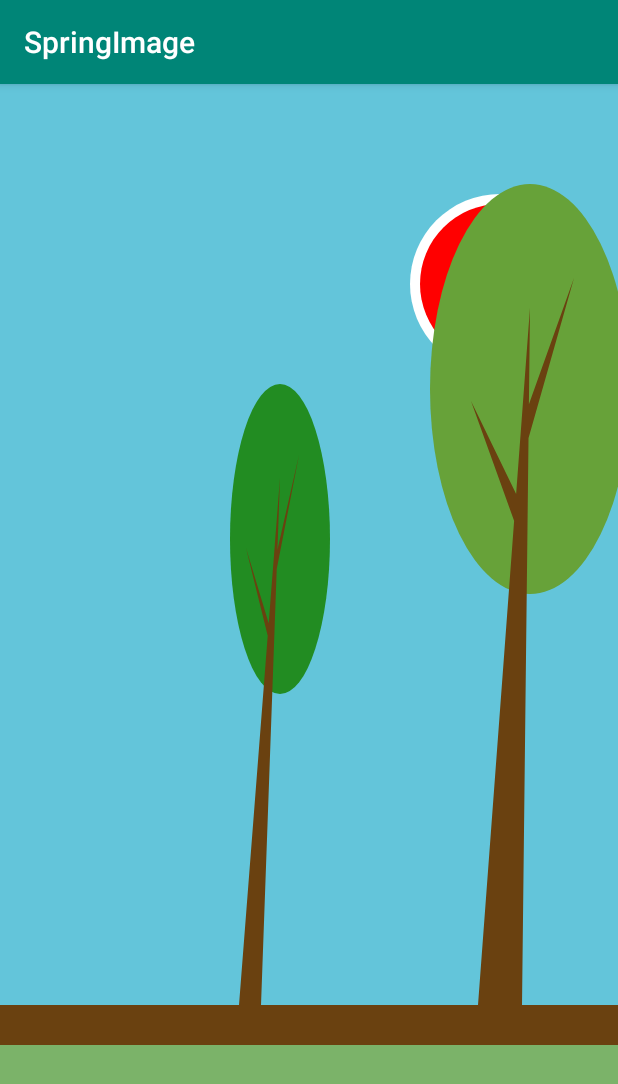
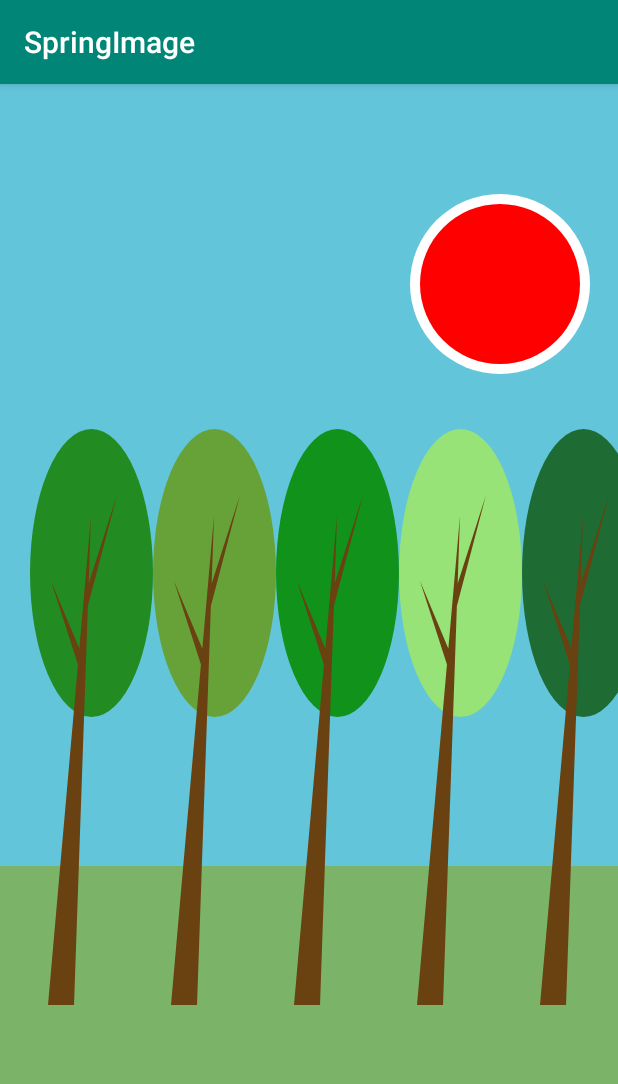
Before and after one commit to jho099/SpringImage, an Android app: the screen it shows after launch (MainActivity), on a phone screen of 412 x 824 dp. Shown: the top 1084 px of the screen. Run offline under Robolectric (Android 15) with nearby library versions, the phone set to English and light mode, and no system bars.

Commit message:
sixth commit: 5 trees when phone in vertical, 10 trees in horizontal

```diff
--- a/app/src/main/java/com/hojennifer/springimage/SpringView.java
+++ b/app/src/main/java/com/hojennifer/springimage/SpringView.java
@@ -10,6 +10,7 @@ import android.view.SurfaceHolder;
 import android.view.SurfaceView;
 import android.view.View;
 
+import java.util.ArrayList;
 import java.util.Random;
 
 public class SpringView extends View {
@@ -18,10 +19,12 @@ public class SpringView extends View {
     int width, height;
     int centerY = 200;
     int step = 20;
+    int numTrees = 5;
+
+    int[] greens = {0xFF228C22, 0xFF67A239, 0xFF10921B, 0xFF97E378, 0xFF1E6B33};
 
     int ground;
-    Tree tree1;
-    Tree tree2;
+    ArrayList<Tree> trees = new ArrayList<Tree>();
 
 
     public SpringView(Context context, AttributeSet attrs) {
@@ -38,8 +41,21 @@ public class SpringView extends View {
         width = right - left;
         height = bottom - top;
         ground = (int) (height * 0.8);
-        tree1 = new Tree(200, 300, 300, ground, 0xFF228C22);
-        tree2 = new Tree(400, 100, 600, ground, 0xFF67A239);
+        int treeCount = numTrees;
+        if(width > height){
+            treeCount *= 2;
+
+        }
+
+
+        int w = width / treeCount;
+        trees.clear();
+        for(int i = 0; i < treeCount; i++){
+            trees.add(new Tree(i*w, (int)(height*0.3), i*w+w, ground, greens[i % greens.length]));
+        }
+
+
+
     }
 
     @Override
@@ -65,29 +81,21 @@ public class SpringView extends View {
         paint.setColor(0xFF6A4110);//brown
         canvas.drawRect(0, ground, width, height, paint);
         paint.setColor(0xFF7BB369);//green
-        canvas.drawRect(0, ground + 40 , width, height, paint);
+        canvas.drawRect(0, (int)(ground * 0.85), width, height, paint);
 
 
+        for(Tree tree : trees){
+            tree.windBlow();
 
-        tree1.windBlow();
+            //LEAVES
+            paint.setColor(tree.getColor());
+            canvas.drawOval(tree.getLeaves(), paint); //tree leaves
 
-        //LEAVES
-        paint.setColor(tree1.getColor());
-        canvas.drawOval(tree1.getLeaves(), paint); //tree leaves
+            //BRANCH + TRUNK
+            paint.setColor(0xFF6A4110);
+            canvas.drawPath(tree.getTrunkAndBranches(), paint);
+        }
 
-        //BRANCH + TRUNK
-        paint.setColor(0xFF6A4110);
-        canvas.drawPath(tree1.getTrunkAndBranches(), paint);
-//-----------------------------------------------//
-        tree2.windBlow();
-
-        //LEAVES
-        paint.setColor(tree2.getColor());
-        canvas.drawOval(tree2.getLeaves(), paint); //tree leaves
-
-        //BRANCH + TRUNK
-        paint.setColor(0xFF6A4110);
-        canvas.drawPath(tree2.getTrunkAndBranches(), paint);
 
 
         postInvalidateDelayed(50);
--- a/app/src/main/java/com/hojennifer/springimage/Tree.java
+++ b/app/src/main/java/com/hojennifer/springimage/Tree.java
@@ -10,6 +10,7 @@ import java.util.Random;
 public class Tree {
     int left, right, top, bottom, treeOffset, botTree, direction;
     int color;
+
     Random rand = new Random();
     public Tree(int left, int top, int right, int bottom, int color){
         this.left = left;
@@ -65,6 +66,8 @@ public class Tree {
         return path;
     }
 
+
+
     public void windBlow(){
         if(treeOffset > 25 && direction == 1){
             direction = -1;
```
Also changed, not shown: 1 other file.
